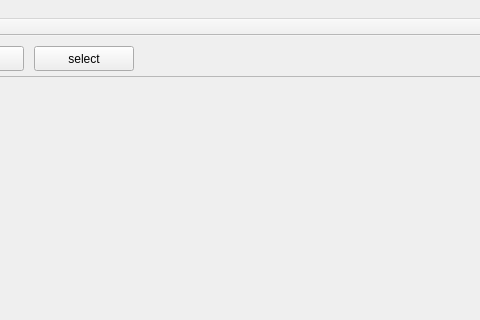
First picture: the form in mainwindow.ui, repository huochaitiantang/IBlending, before the edit; both pictures show x 96 to 576 and y 0 to 320 of the 1240 by 662 pixel window.
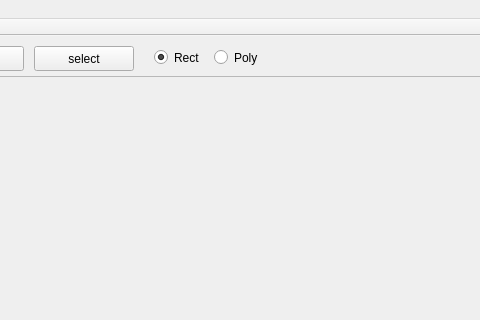
Second picture: the form after the edit.

Commit message: draw poly primary

```diff
--- a/mainwindow.ui
+++ b/mainwindow.ui
@@ -202,6 +202,35 @@
      <string>clear roi</string>
     </property>
    </widget>
+   <widget class="QRadioButton" name="rect">
+    <property name="geometry">
+     <rect>
+      <x>250</x>
+      <y>10</y>
+      <width>112</width>
+      <height>23</height>
+     </rect>
+    </property>
+    <property name="text">
+     <string>Rect</string>
+    </property>
+    <property name="checked">
+     <bool>true</bool>
+    </property>
+   </widget>
+   <widget class="QRadioButton" name="poly">
+    <property name="geometry">
+     <rect>
+      <x>310</x>
+      <y>10</y>
+      <width>112</width>
+      <height>23</height>
+     </rect>
+    </property>
+    <property name="text">
+     <string>Poly</string>
+    </property>
+   </widget>
   </widget>
   <widget class="QMenuBar" name="menuBar">
    <property name="geometry">
```
The commit also changes 7 other files.
